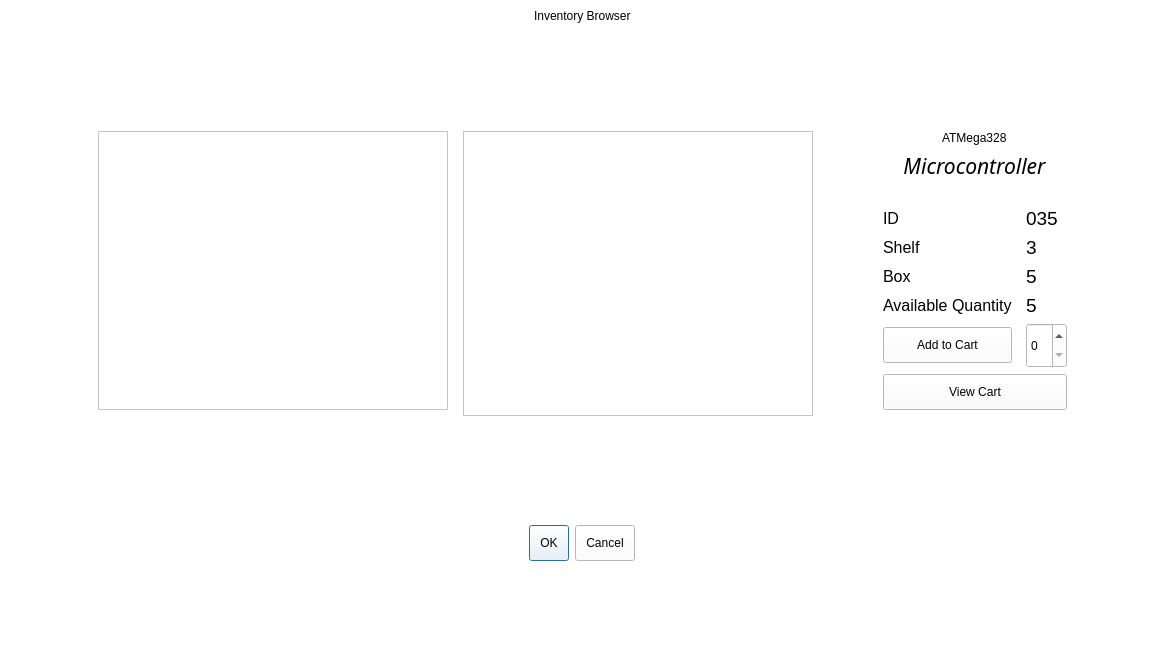
First picture: the form in inventory.ui, repository arc-bphc/sims-gui, before the edit.
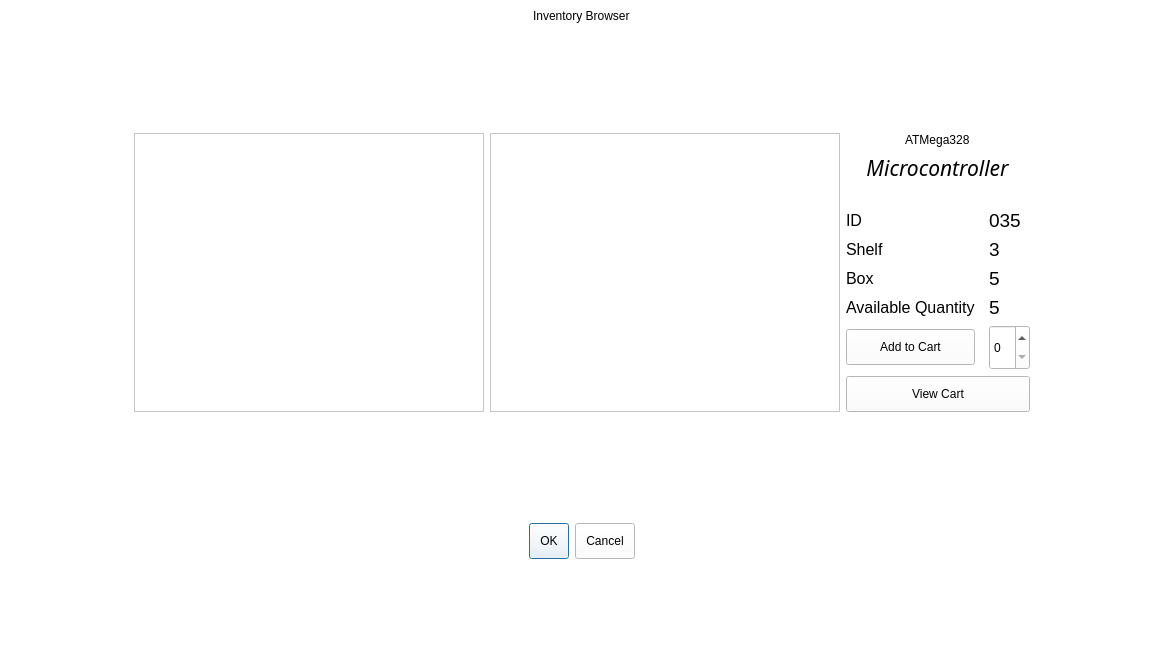
Second picture: the form after the edit. Icons and pictures are not drawn.

Commit message: Fixed bug with inventory ui

Patch:
```diff
--- a/inventory.ui
+++ b/inventory.ui
@@ -27,20 +27,7 @@
       </property>
       <property name="sizeHint" stdset="0">
        <size>
-        <width>40</width>
-        <height>20</height>
-       </size>
-      </property>
-     </spacer>
-    </item>
-    <item row="0" column="2">
-     <spacer name="horizontalSpacer_2">
-      <property name="orientation">
-       <enum>Qt::Horizontal</enum>
-      </property>
-      <property name="sizeHint" stdset="0">
-       <size>
-        <width>40</width>
+        <width>107</width>
         <height>20</height>
        </size>
       </property>
@@ -48,43 +35,14 @@
     </item>
     <item row="0" column="1">
      <layout class="QGridLayout" name="gridLayout_2">
-      <property name="horizontalSpacing">
-       <number>15</number>
-      </property>
-      <item row="6" column="0" colspan="4">
-       <spacer name="verticalSpacer_2">
-        <property name="orientation">
-         <enum>Qt::Vertical</enum>
-        </property>
-        <property name="sizeHint" stdset="0">
-         <size>
-          <width>20</width>
-          <height>40</height>
-         </size>
-        </property>
-       </spacer>
-      </item>
-      <item row="9" column="0" colspan="4">
-       <spacer name="verticalSpacer_3">
-        <property name="orientation">
-         <enum>Qt::Vertical</enum>
-        </property>
-        <property name="sizeHint" stdset="0">
-         <size>
-          <width>20</width>
-          <height>40</height>
-         </size>
-        </property>
-       </spacer>
-      </item>
-      <item row="8" column="0" colspan="4" alignment="Qt::AlignHCenter">
+      <item row="4" column="0" colspan="3" alignment="Qt::AlignHCenter">
        <widget class="QDialogButtonBox" name="buttonBox">
         <property name="standardButtons">
          <set>QDialogButtonBox::Cancel|QDialogButtonBox::Ok</set>
         </property>
        </widget>
       </item>
-      <item row="4" column="3">
+      <item row="2" column="2">
        <layout class="QGridLayout" name="gridLayout">
         <property name="leftMargin">
          <number>0</number>
@@ -276,20 +234,27 @@
         </item>
        </layout>
       </item>
-      <item row="1" column="0" colspan="4">
-       <spacer name="verticalSpacer">
-        <property name="orientation">
-         <enum>Qt::Vertical</enum>
-        </property>
-        <property name="sizeHint" stdset="0">
+      <item row="2" column="0">
+       <widget class="QListView" name="categoryView">
+        <property name="minimumSize">
          <size>
-          <width>20</width>
-          <height>40</height>
+          <width>350</width>
+          <height>0</height>
          </size>
         </property>
-       </spacer>
+       </widget>
       </item>
-      <item row="4" column="1" rowspan="2">
+      <item row="0" column="0" colspan="3" alignment="Qt::AlignHCenter">
+       <widget class="QLabel" name="label_2">
+        <property name="styleSheet">
+         <string notr="true">font: 24pt &quot;Noto Sans&quot;;</string>
+        </property>
+        <property name="text">
+         <string>Inventory Browser</string>
+        </property>
+       </widget>
+      </item>
+      <item row="2" column="1">
        <widget class="QListView" name="itemListView">
         <property name="minimumSize">
          <size>
@@ -311,41 +276,60 @@
         </property>
        </widget>
       </item>
-      <item row="0" column="0" colspan="4" alignment="Qt::AlignHCenter">
-       <widget class="QLabel" name="label_2">
-        <property name="styleSheet">
-         <string notr="true">font: 24pt &quot;Noto Sans&quot;;</string>
+      <item row="3" column="0" colspan="3">
+       <spacer name="verticalSpacer_2">
+        <property name="orientation">
+         <enum>Qt::Vertical</enum>
         </property>
-        <property name="text">
-         <string>Inventory Browser</string>
+        <property name="sizeHint" stdset="0">
+         <size>
+          <width>20</width>
+          <height>40</height>
+         </size>
         </property>
-       </widget>
+       </spacer>
       </item>
-      <item row="4" column="0">
-       <widget class="QListView" name="categoryView">
-        <property name="minimumSize">
+      <item row="1" column="0" colspan="3">
+       <spacer name="verticalSpacer">
+        <property name="orientation">
+         <enum>Qt::Vertical</enum>
+        </property>
+        <property name="sizeHint" stdset="0">
          <size>
-          <width>350</width>
-          <height>0</height>
+          <width>20</width>
+          <height>40</height>
          </size>
         </property>
-       </widget>
+       </spacer>
       </item>
-      <item row="4" column="2">
-       <spacer name="horizontalSpacer_3">
+      <item row="5" column="0" colspan="3">
+       <spacer name="verticalSpacer_3">
         <property name="orientation">
-         <enum>Qt::Horizontal</enum>
+         <enum>Qt::Vertical</enum>
         </property>
         <property name="sizeHint" stdset="0">
          <size>
-          <width>40</width>
-          <height>20</height>
+          <width>20</width>
+          <height>40</height>
          </size>
         </property>
        </spacer>
       </item>
      </layout>
     </item>
+    <item row="0" column="2">
+     <spacer name="horizontalSpacer_2">
+      <property name="orientation">
+       <enum>Qt::Horizontal</enum>
+      </property>
+      <property name="sizeHint" stdset="0">
+       <size>
+        <width>107</width>
+        <height>20</height>
+       </size>
+      </property>
+     </spacer>
+    </item>
    </layout>
   </widget>
  </widget>
```
Left out of the diff: 204 changed lines with no effect on the pictures. The commit also changes 8 other files.
